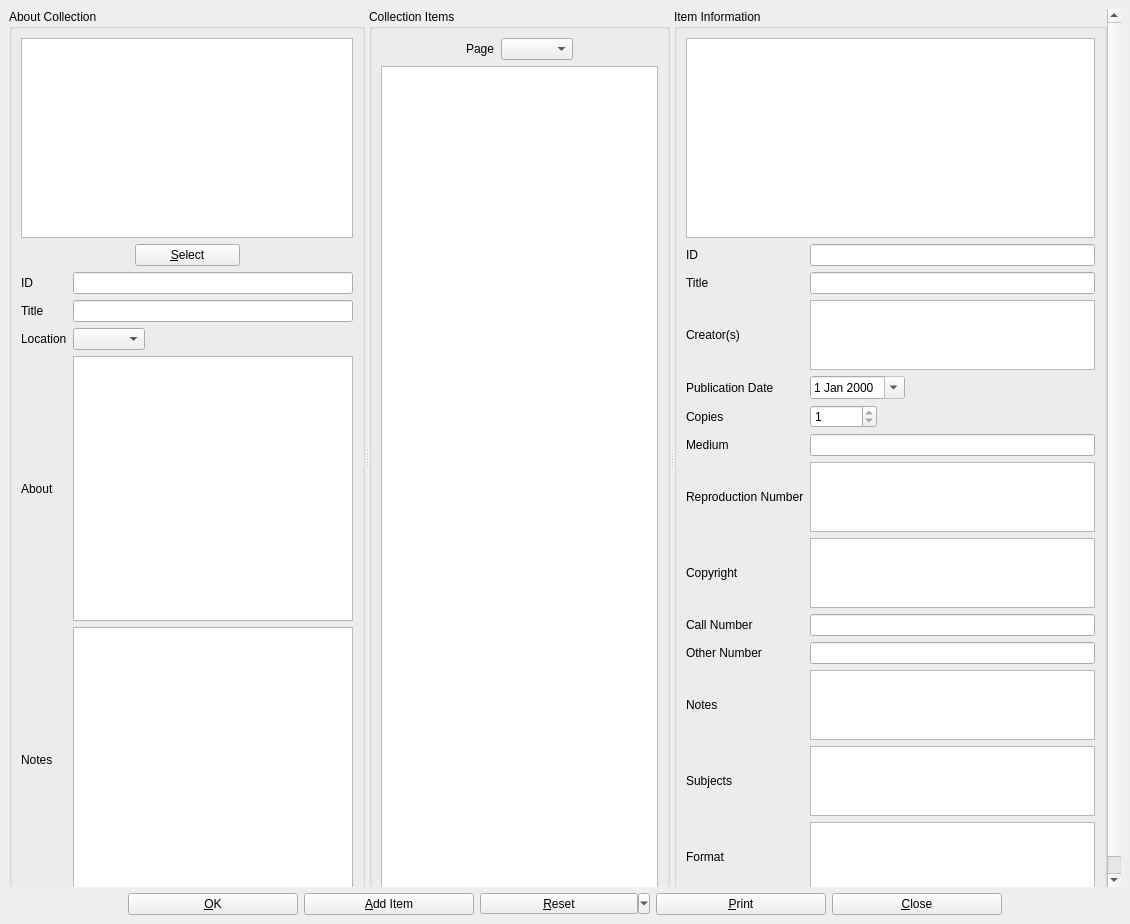
Before: the Qt Designer form photographinfo.ui in textbrowser/biblioteq, drawn with Qt 5.
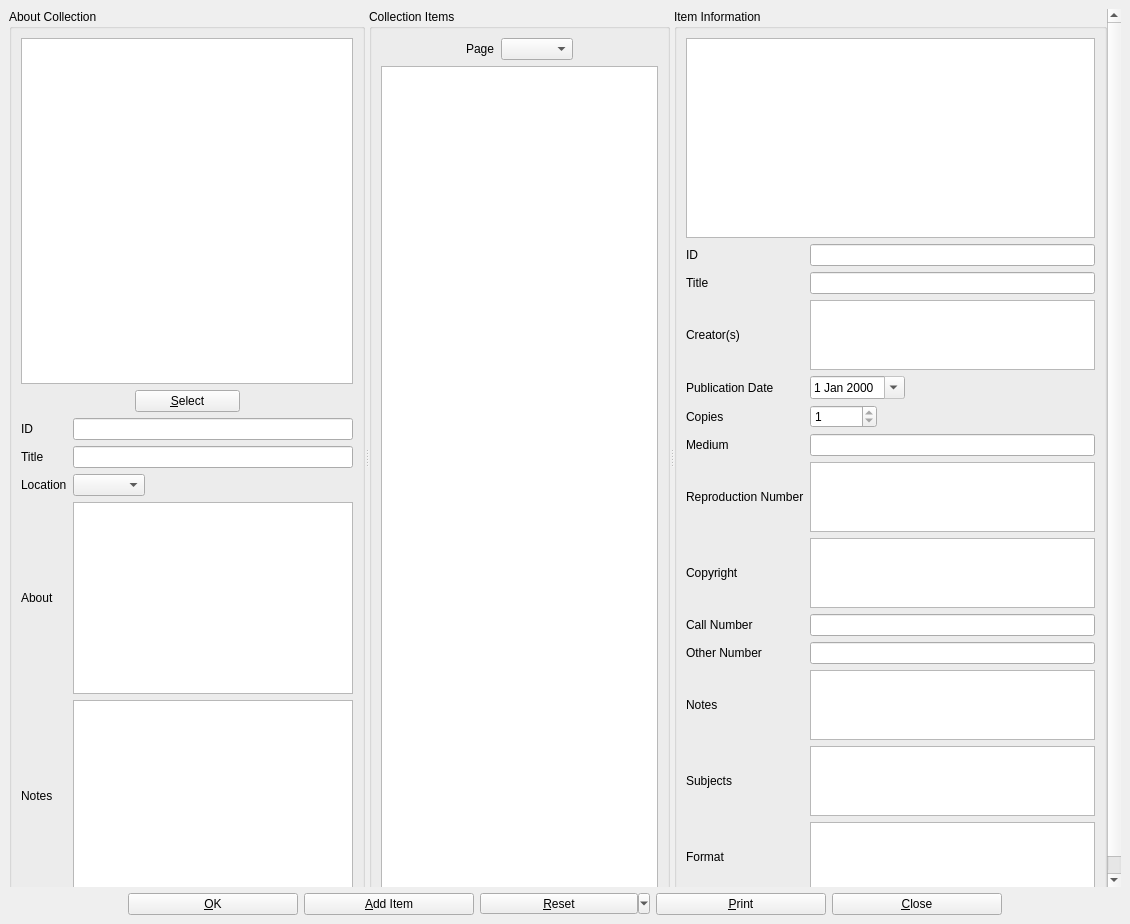
After: the same form once the commit is applied. Icons and pictures are not drawn. Custom widgets are drawn as their Qt base class.

Commit message: Photograph work. Center windows.

Diff of the .ui file:
```diff
--- a/photographinfo.ui
+++ b/photographinfo.ui
@@ -31,9 +31,9 @@
        <property name="geometry">
         <rect>
          <x>0</x>
-         <y>-184</y>
+         <y>0</y>
          <width>1096</width>
-         <height>1055</height>
+         <height>977</height>
         </rect>
        </property>
        <layout class="QVBoxLayout" name="verticalLayout_2">
@@ -55,12 +55,6 @@
            <layout class="QVBoxLayout" name="verticalLayout">
             <item>
              <widget class="image_drop_site" name="thumbnail_collection">
-              <property name="sizePolicy">
-               <sizepolicy hsizetype="Expanding" vsizetype="Fixed">
-                <horstretch>0</horstretch>
-                <verstretch>0</verstretch>
-               </sizepolicy>
-              </property>
               <property name="minimumSize">
                <size>
                 <width>150</width>
```
The commit also changes 5 other files.
